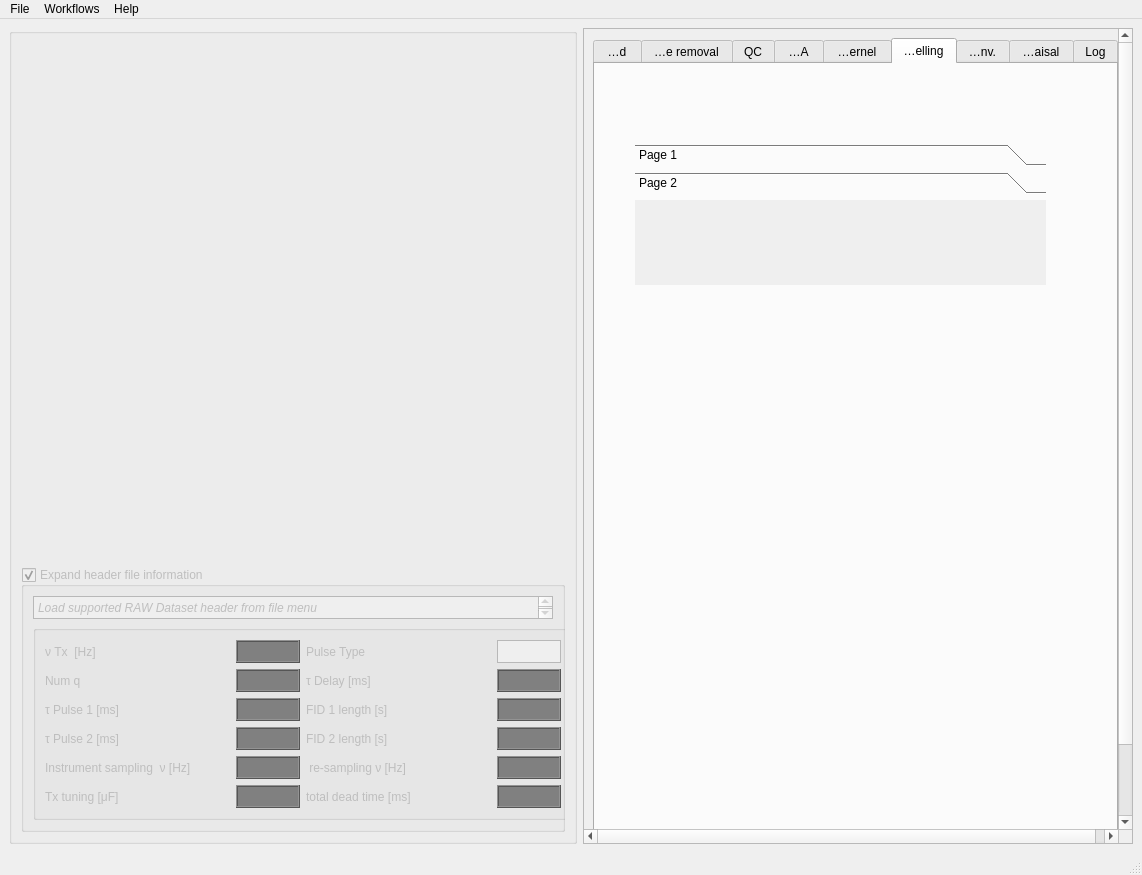
LemmaSoftware/akvo, file akvo/gui/main.ui: the form before one commit.
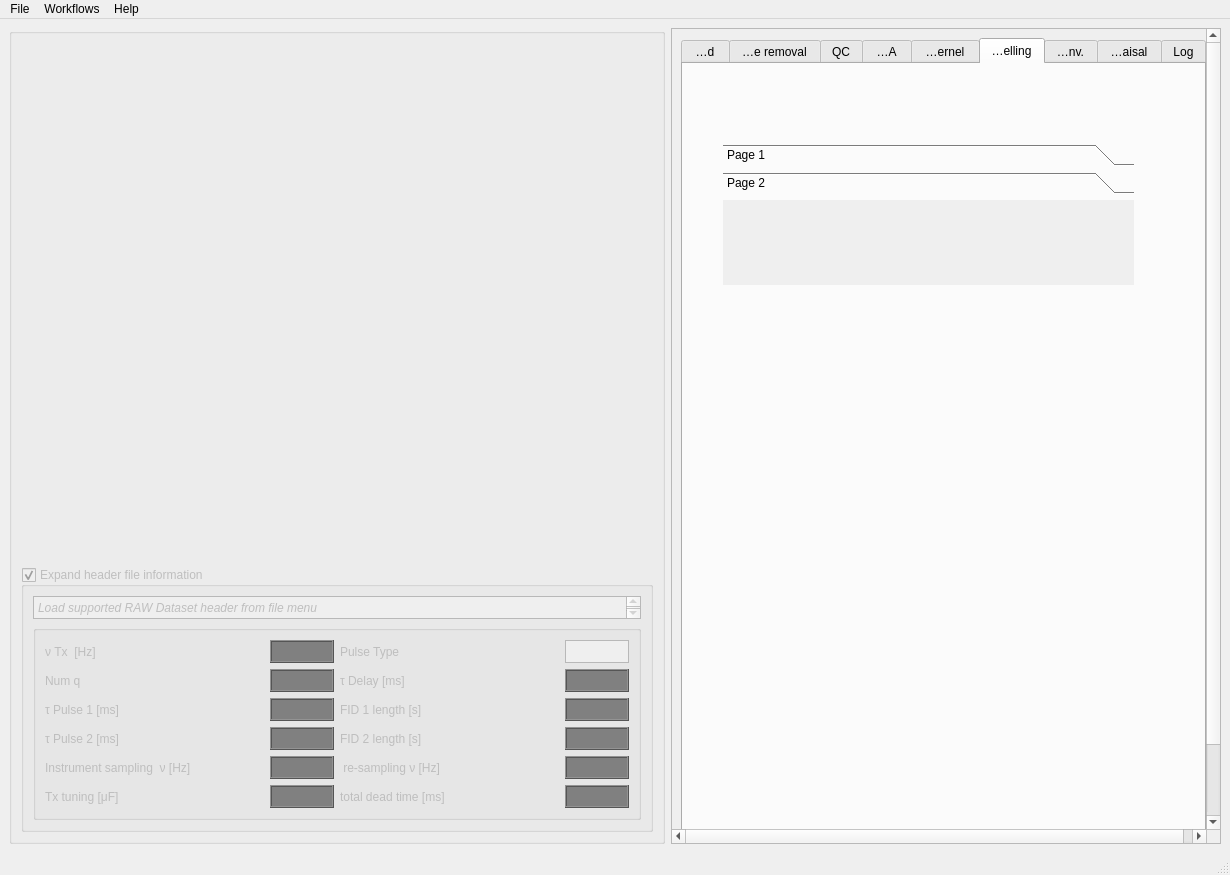
The form after the commit. The open tabs and pages were chosen to show the change. Custom widgets are drawn as their Qt base class.

```diff
--- a/akvo/gui/main.ui
+++ b/akvo/gui/main.ui
@@ -6,7 +6,7 @@
    <rect>
     <x>0</x>
     <y>0</y>
-    <width>1142</width>
+    <width>1230</width>
     <height>875</height>
    </rect>
   </property>
@@ -638,7 +638,7 @@
                 <string>&lt;!DOCTYPE HTML PUBLIC &quot;-//W3C//DTD HTML 4.0//EN&quot; &quot;http://www.w3.org/TR/REC-html40/strict.dtd&quot;&gt;
 &lt;html&gt;&lt;head&gt;&lt;meta name=&quot;qrichtext&quot; content=&quot;1&quot; /&gt;&lt;style type=&quot;text/css&quot;&gt;
 p, li { white-space: pre-wrap; }
-&lt;/style&gt;&lt;/head&gt;&lt;body style=&quot; font-family:'Noto Sans'; font-size:12pt; font-weight:400; font-style:italic;&quot;&gt;
+&lt;/style&gt;&lt;/head&gt;&lt;body style=&quot; font-family:'Noto Sans'; font-size:9pt; font-weight:400; font-style:italic;&quot;&gt;
 &lt;p style=&quot;-qt-paragraph-type:empty; margin-top:0px; margin-bottom:0px; margin-left:0px; margin-right:0px; -qt-block-indent:0; text-indent:0px; font-family:'DejaVu Serif'; font-size:10pt;&quot;&gt;&lt;br /&gt;&lt;/p&gt;&lt;/body&gt;&lt;/html&gt;</string>
                </property>
               </widget>
@@ -710,8 +710,8 @@
         <rect>
          <x>0</x>
          <y>0</y>
-         <width>537</width>
-         <height>982</height>
+         <width>543</width>
+         <height>889</height>
         </rect>
        </property>
        <property name="sizePolicy">
@@ -4119,8 +4119,8 @@
               <rect>
                <x>0</x>
                <y>0</y>
-               <width>96</width>
-               <height>26</height>
+               <width>411</width>
+               <height>79</height>
               </rect>
              </property>
              <attribute name="label">
@@ -4447,8 +4447,8 @@
     <rect>
      <x>0</x>
      <y>0</y>
-     <width>1142</width>
-     <height>30</height>
+     <width>1230</width>
+     <height>22</height>
     </rect>
    </property>
    <widget class="QMenu" name="menuOpen_GMR_RAW_Header">
```
Left out of the diff: 14 changed lines with no effect on the pictures.
